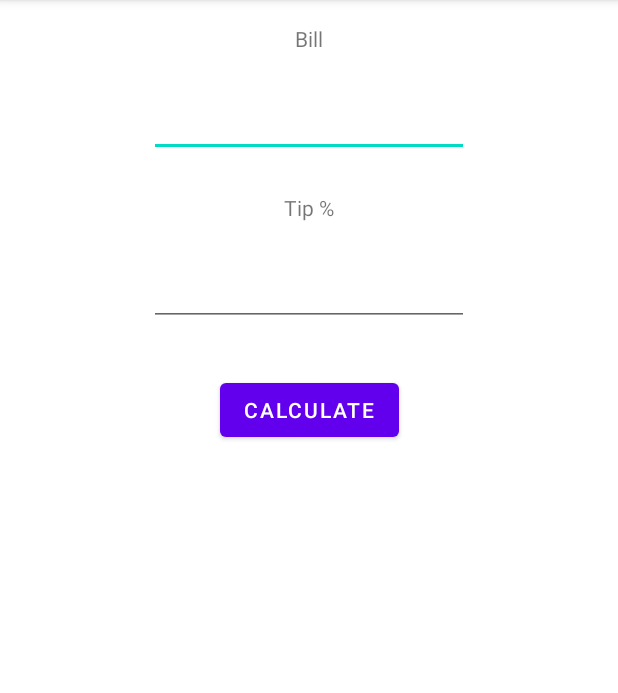
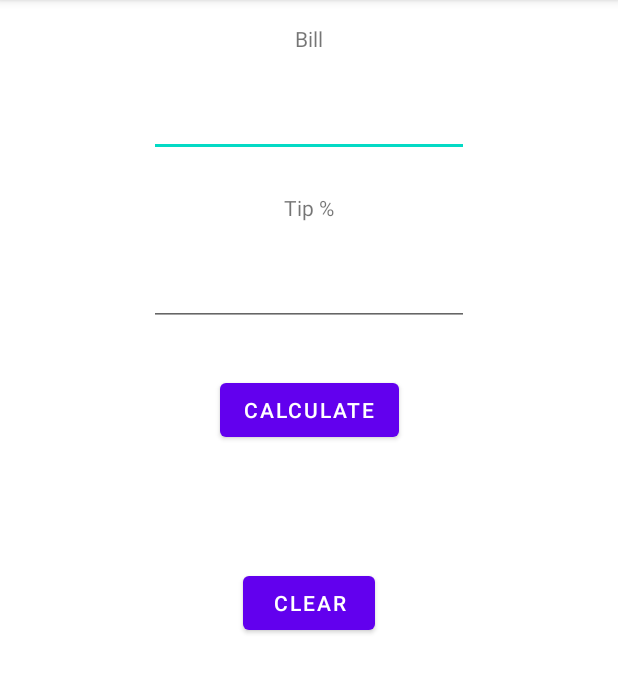
Before and after one commit to thebighudson/TipAndTotal, an Android app: the screen it shows after launch (MainActivity), on a phone screen of 412 x 824 dp, the part 84-777 px from its top. Run offline under Robolectric (Android 15) with nearby library versions, the phone set to English and light mode, and no system bars.

Commit message:
Added a clear button

```diff
--- a/app/build.gradle
+++ b/app/build.gradle
@@ -11,7 +11,7 @@ android {
         applicationId "the.big.hudson.tipandtotal"
         minSdk 26
         targetSdk 32
-        versionCode 4
+        versionCode 5
         versionName "1.5"
 
         testInstrumentationRunner "androidx.test.runner.AndroidJUnitRunner"
--- a/app/src/main/java/the/big/hudson/tipandtotal/MainActivity.kt
+++ b/app/src/main/java/the/big/hudson/tipandtotal/MainActivity.kt
@@ -13,7 +13,6 @@ import android.view.View.VISIBLE
 import android.widget.Button
 import android.widget.TextView
 import androidx.appcompat.app.AppCompatActivity
-import the.big.hudson.tipandtotal.R
 
 class MainActivity : AppCompatActivity() {
     override fun onCreate(savedInstanceState: Bundle?) {
@@ -49,6 +48,16 @@ class MainActivity : AppCompatActivity() {
             //Generate tip and total text and display
             infoTextView.text = "Tip: ${doubleToDollar(tipped)} Total: ${doubleToDollar(total)}"
         }
+
+        val clearButton = this.findViewById<Button>(R.id.clearButton)
+        clearButton.setOnClickListener {
+            val billField = this.findViewById<TextView>(R.id.billInputTextField)
+            val tipField = this.findViewById<TextView>(R.id.tipInputText)
+
+            billField.text = ""
+            tipField.text = ""
+            infoTextView.text = ""
+        }
     }
 
     private fun doubleToDollar(number: Double): String {
--- a/app/src/main/res/layout/activity_main.xml
+++ b/app/src/main/res/layout/activity_main.xml
@@ -81,4 +81,15 @@
         app:layout_constraintStart_toStartOf="parent"
         app:layout_constraintTop_toBottomOf="@+id/calculateButton" />
 
+    <Button
+        android:id="@+id/clearButton"
+        android:layout_width="wrap_content"
+        android:layout_height="wrap_content"
+        android:layout_marginTop="24dp"
+        android:text="Clear"
+        app:layout_constraintEnd_toEndOf="parent"
+        app:layout_constraintHorizontal_bias="0.5"
+        app:layout_constraintStart_toStartOf="parent"
+        app:layout_constraintTop_toBottomOf="@+id/infoTextView" />
+
 </androidx.constraintlayout.widget.ConstraintLayout>
```
